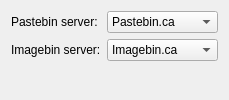
Above: applets/pastebin/pastebinConfig.ui from KDE/kdeplasma-addons before the change. Below: the same form after it.
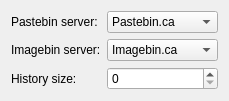
That is the form after the change. Custom widgets are drawn as their Qt base class.

Commit message:
Improving Pastebin plasmoid history
History size should be got from KConfig insted of hardcode defined

Diff of the .ui file:
```diff
--- a/applets/pastebin/pastebinConfig.ui
+++ b/applets/pastebin/pastebinConfig.ui
@@ -47,9 +47,24 @@
      </item>
     </widget>
    </item>
+   <item row="2" column="0">
+    <widget class="QLabel" name="historySizeLabel">
+     <property name="text">
+      <string>History size:</string>
+     </property>
+    </widget>
+   </item>
+   <item row="2" column="1">
+    <widget class="KIntSpinBox" name="historySize"/>
+   </item>
   </layout>
  </widget>
  <customwidgets>
+  <customwidget>
+   <class>KIntSpinBox</class>
+   <extends>QSpinBox</extends>
+   <header>knuminput.h</header>
+  </customwidget>
   <customwidget>
    <class>KComboBox</class>
    <extends>QComboBox</extends>
```
The commit also changes 2 other files.
